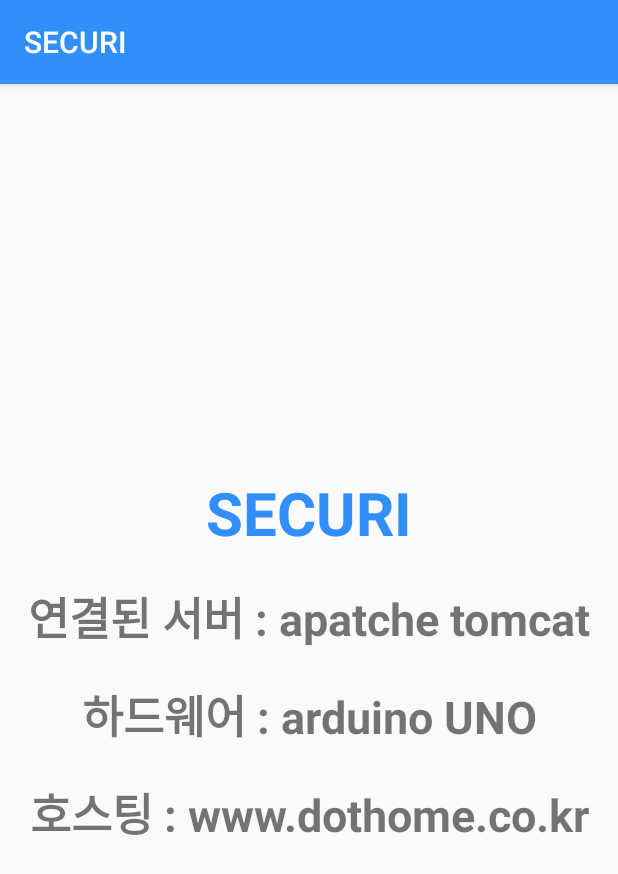
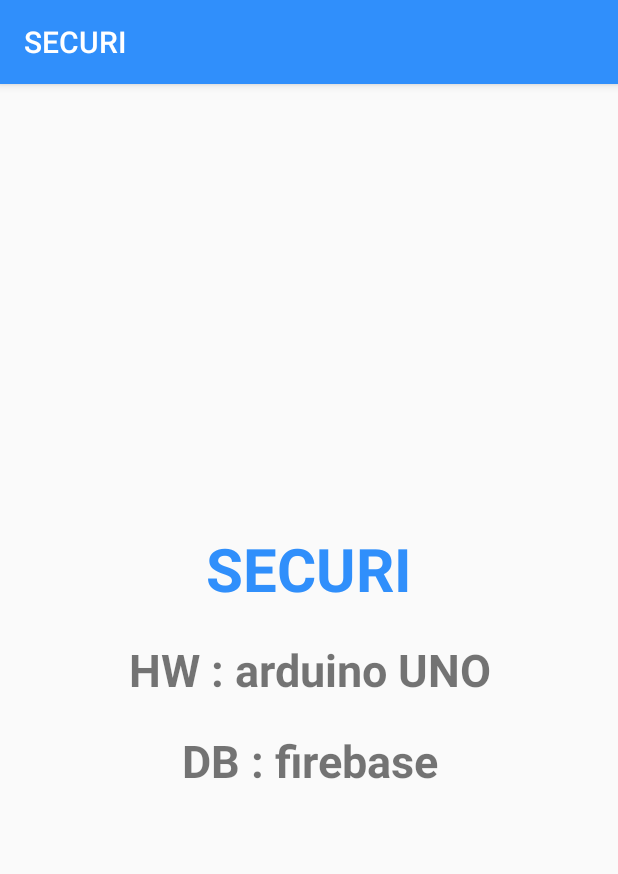
Before and after one commit to leeHana21/SECURI, an Android app: the securi_serverinfo screen opened directly, with no data from a screen before it, on a phone screen of 412 x 824 dp. Shown: the top 874 px of the screen. Run offline under Robolectric (Android 15) with nearby library versions, the light colour scheme and no system bars.

```diff
--- a/app/src/main/res/layout/securi_serverinfo.xml
+++ b/app/src/main/res/layout/securi_serverinfo.xml
@@ -20,15 +20,7 @@
         android:layout_marginBottom="20dp"
         android:layout_width="match_parent"
         android:layout_height="wrap_content"
-        android:text="연결된 서버 : apatche tomcat"
-        android:textSize="30dp"
-        android:textStyle="bold"
-        android:gravity="center"/>
-    <TextView
-        android:layout_marginBottom="20dp"
-        android:layout_width="match_parent"
-        android:layout_height="wrap_content"
-        android:text="하드웨어 : arduino UNO"
+        android:text="HW : arduino UNO"
         android:textSize="30dp"
         android:textStyle="bold"
         android:gravity="center"/>
@@ -36,7 +28,7 @@
     <TextView
         android:layout_width="match_parent"
         android:layout_height="wrap_content"
-        android:text="호스팅 : www.dothome.co.kr"
+        android:text="DB : firebase"
         android:textSize="30dp"
         android:textStyle="bold"
         android:gravity="center"/>
```
Also changed, not shown: app/src/main/res/layout/securi_outdoorinfo.xml (+1 -23 lines), 1 other file.
